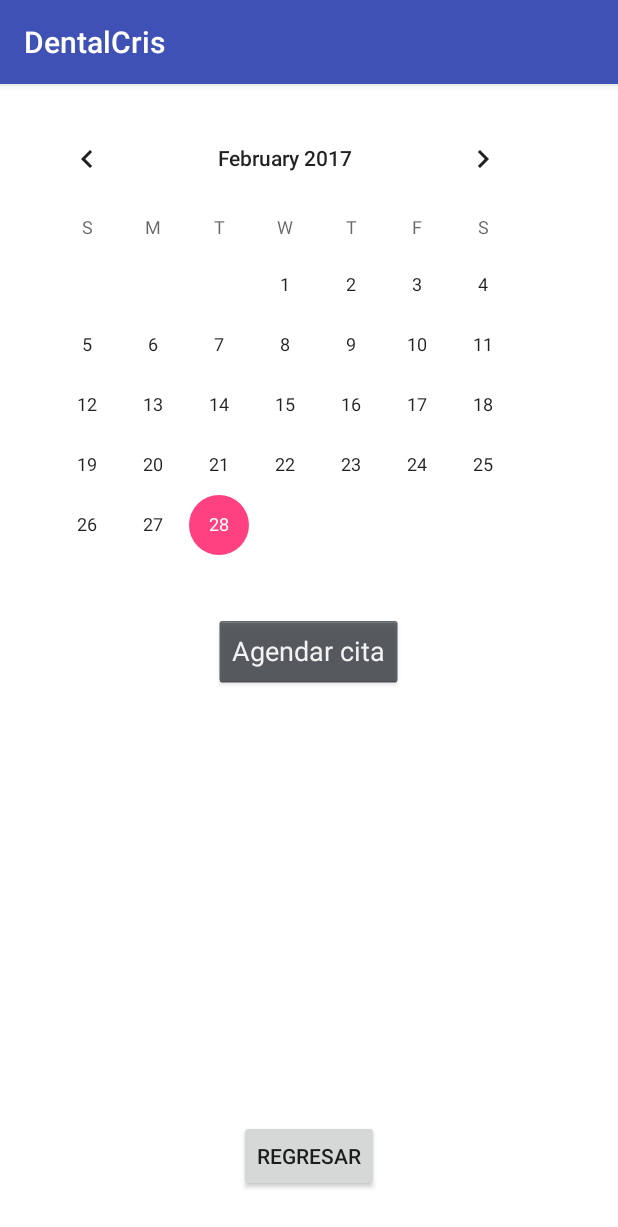
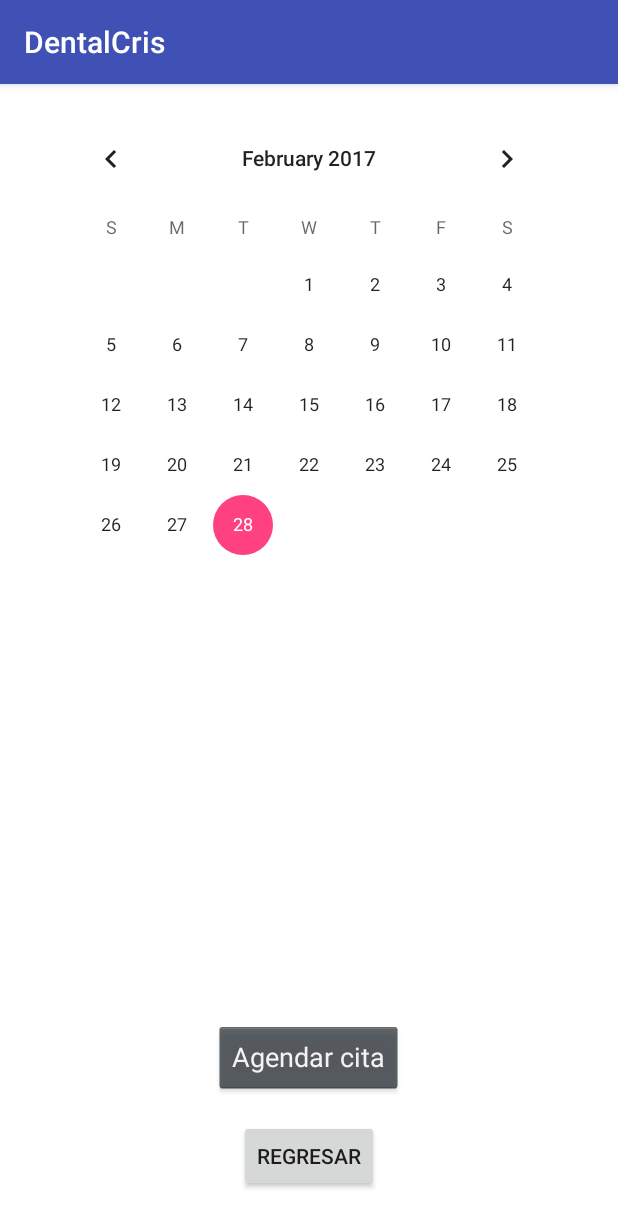
Before and after one commit to Juanelc197/YourCode, an Android app: the AgendarActivity screen opened directly, with no data from a screen before it, on a phone screen of 412 x 824 dp. Shown: the top 1227 px of the screen. Run offline under Robolectric (Android 15) with nearby library versions, the phone set to English and light mode, and no system bars.

Commit message:
Modificasion de las interfazes.

```diff
--- a/app/src/main/java/com/juanelc197gmail/dentalcris/InicioActivity.java
+++ b/app/src/main/java/com/juanelc197gmail/dentalcris/InicioActivity.java
@@ -22,6 +22,9 @@ public class InicioActivity extends AppCompatActivity {
         btn3 = (Button)findViewById(R.id.btn_3);
 
         btn4 = (Button)findViewById(R.id.btn_4);
+
+
+
 
         btn1.setOnClickListener(new View.OnClickListener() {
             public void onClick(View v) {
--- a/app/src/main/java/com/juanelc197gmail/dentalcris/MapsActivity.java
+++ b/app/src/main/java/com/juanelc197gmail/dentalcris/MapsActivity.java
@@ -39,8 +39,8 @@ public class MapsActivity extends FragmentActivity implements OnMapReadyCallback
         mMap = googleMap;
 
         // Add a marker in Sydney and move the camera
-        LatLng sydney = new LatLng(-34, 151);
-        mMap.addMarker(new MarkerOptions().position(sydney).title("Marker in Sydney"));
-        mMap.moveCamera(CameraUpdateFactory.newLatLng(sydney));
+        LatLng monterrey = new LatLng(25.95, -100.2833);
+        mMap.addMarker(new MarkerOptions().position(monterrey).title("DentalCris"));
+        mMap.moveCamera(CameraUpdateFactory.newLatLng(monterrey));
     }
 }
--- a/app/src/main/res/layout/activity_agendar.xml
+++ b/app/src/main/res/layout/activity_agendar.xml
@@ -20,20 +20,20 @@
         android:layout_marginBottom="13dp"
         android:id="@+id/btn_R" />
 
-    <CalendarView
-        android:layout_width="wrap_content"
-        android:layout_height="wrap_content"
-        android:layout_alignParentTop="true"
-        android:layout_alignParentLeft="true"
-        android:layout_alignParentStart="true"
-        android:id="@+id/calendarView" />
-
     <Button
         android:text="Agendar cita"
         android:layout_width="wrap_content"
         android:layout_height="wrap_content"
-        android:layout_below="@+id/calendarView"
+        android:id="@+id/btn_1"
+        style="@android:style/Widget.Holo.Button"
+        android:layout_above="@+id/btn_R"
         android:layout_centerHorizontal="true"
-        android:id="@+id/btn_1"
-        style="@android:style/Widget.Holo.Button" />
+        android:layout_marginBottom="18dp" />
+
+    <CalendarView
+        android:layout_width="wrap_content"
+        android:layout_height="wrap_content"
+        android:id="@+id/calendarView"
+        android:layout_alignParentTop="true"
+        android:layout_centerHorizontal="true" />
 </RelativeLayout>
--- a/app/src/main/res/layout/activity_promociones.xml
+++ b/app/src/main/res/layout/activity_promociones.xml
@@ -9,7 +9,7 @@
     android:paddingRight="@dimen/activity_horizontal_margin"
     android:paddingTop="@dimen/activity_vertical_margin"
     tools:context="com.juanelc197gmail.dentalcris.PromocionesActivity"
-    android:background="@android:color/holo_red_light">
+    android:background="@android:color/black">
 
     <Button
         android:text="Regresar"
```
Also changed, not shown: app/src/main/res/layout/activity_inicio.xml (+12 -12 lines).
